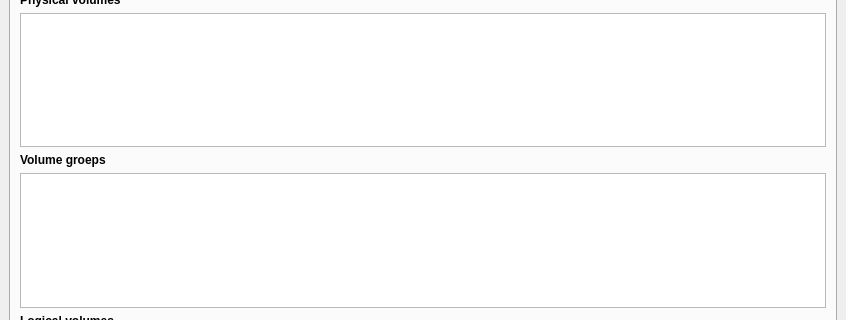
First picture: the form in ui/main.ui, repository iddekingej/blgui, before the edit; both pictures show x 0 to 846 and y 138 to 458 of the 846 by 648 pixel window.
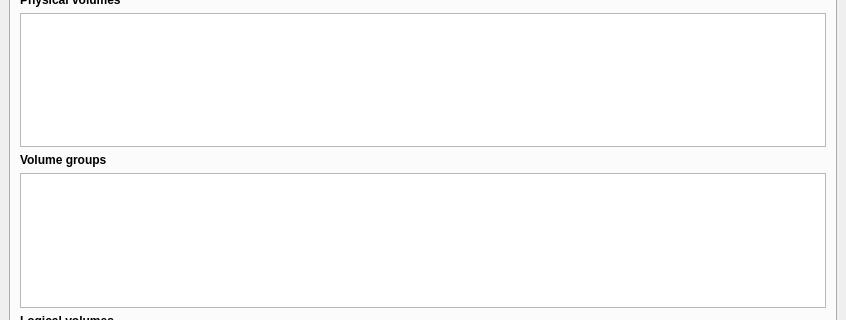
Second picture: the form after the edit. The open tabs and pages were chosen to show the change. Icons and pictures are not drawn.

Commit message: * Fix label typos and add some translation

```diff
--- a/ui/main.ui
+++ b/ui/main.ui
@@ -343,7 +343,7 @@
              </font>
             </property>
             <property name="text">
-             <string>Volume groeps</string>
+             <string>Volume groups</string>
             </property>
            </widget>
           </item>
```
Left out of the diff: 2 changed lines with no effect on the pictures. The commit also changes 7 other files.
